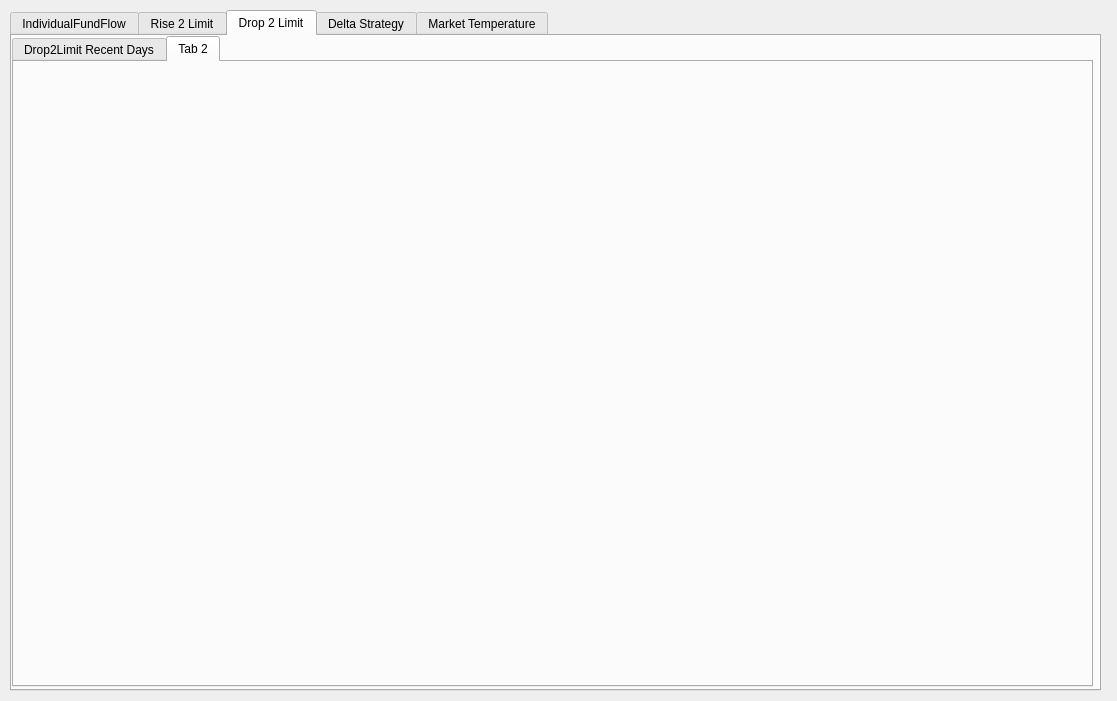
First picture: the form in StockTip/form.ui, repository Ruffia/ADRHis, before the edit.
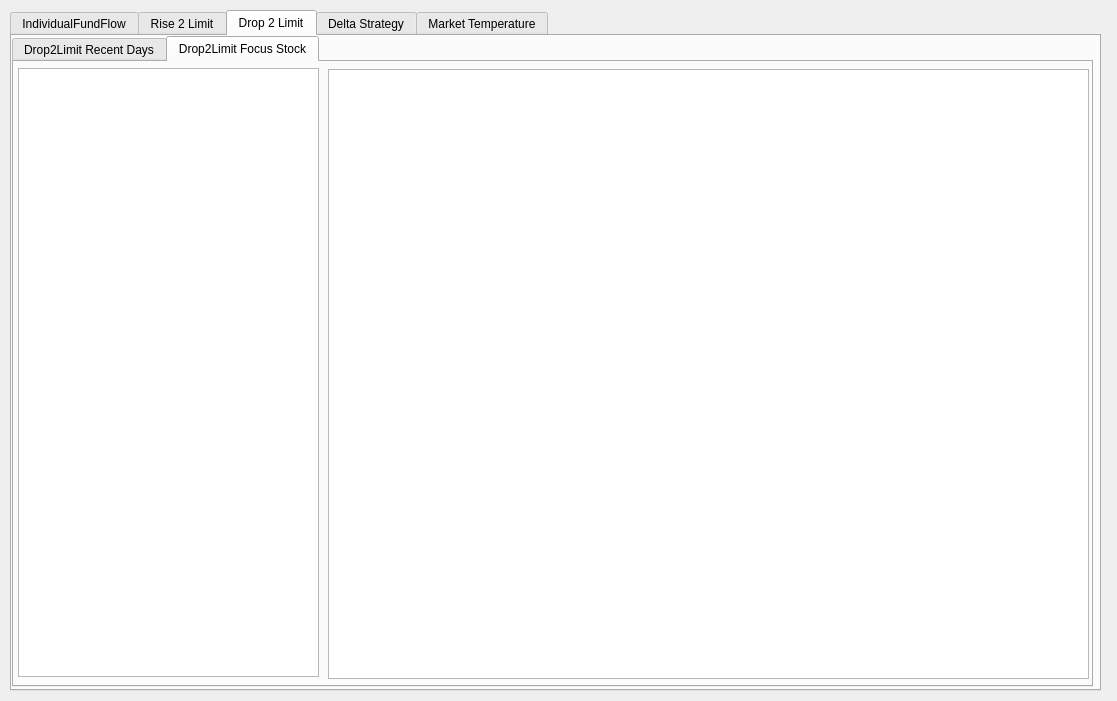
Second picture: the form after the edit. The open tabs and pages were chosen to show the change.

Commit message: 增加Drop2Limit Focus 功能

Diff of the .ui file:
```diff
--- a/StockTip/form.ui
+++ b/StockTip/form.ui
@@ -211,8 +211,28 @@
      </widget>
      <widget class="QWidget" name="tab_2">
       <attribute name="title">
-       <string>Tab 2</string>
+       <string>Drop2Limit Focus Stock</string>
       </attribute>
+      <widget class="QTableView" name="m_tableViewDrop2LimitFocusStock">
+       <property name="geometry">
+        <rect>
+         <x>4</x>
+         <y>6</y>
+         <width>301</width>
+         <height>609</height>
+        </rect>
+       </property>
+      </widget>
+      <widget class="QTableView" name="m_tableViewDrop2LimitFocusStockFundFlow">
+       <property name="geometry">
+        <rect>
+         <x>314</x>
+         <y>7</y>
+         <width>761</width>
+         <height>610</height>
+        </rect>
+       </property>
+      </widget>
      </widget>
     </widget>
    </widget>
```
Left out of the diff: 7 changed lines with no effect on the pictures. The commit also changes 2 other files.
